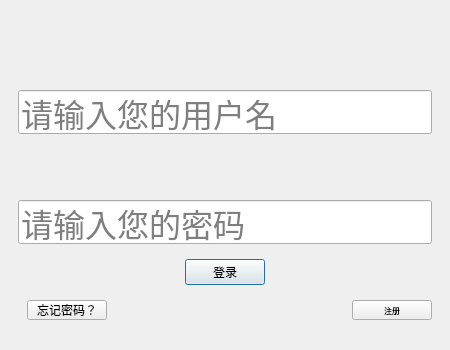
Above: digitalIntegration/LoginDialog.ui from jiaqingguo/DI before the change. Below: the same form after it.
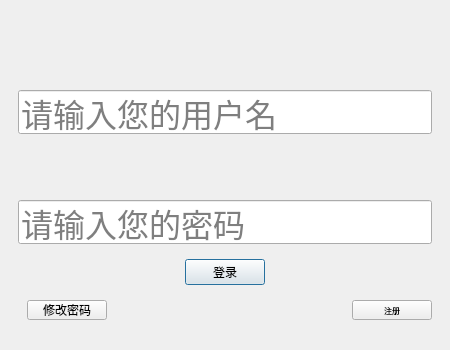
That is the form after the change.

Commit message: 修改密码功能

Diff of the .ui file:
```diff
--- a/digitalIntegration/LoginDialog.ui
+++ b/digitalIntegration/LoginDialog.ui
@@ -259,7 +259,7 @@
              <item>
               <widget class="QPushButton" name="btnForgetPassword">
                <property name="text">
-                <string>忘记密码？</string>
+                <string>修改密码</string>
                </property>
               </widget>
              </item>
```
Left out of the diff: 2 changed lines with no effect on the pictures. The commit also changes 9 other files.
